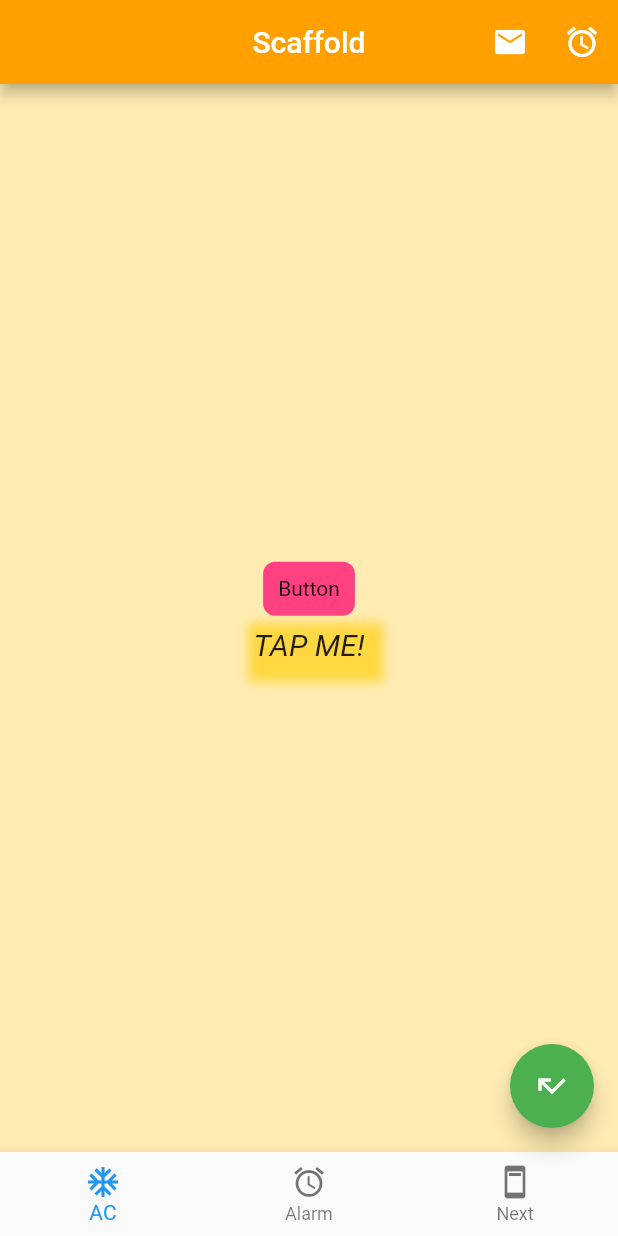
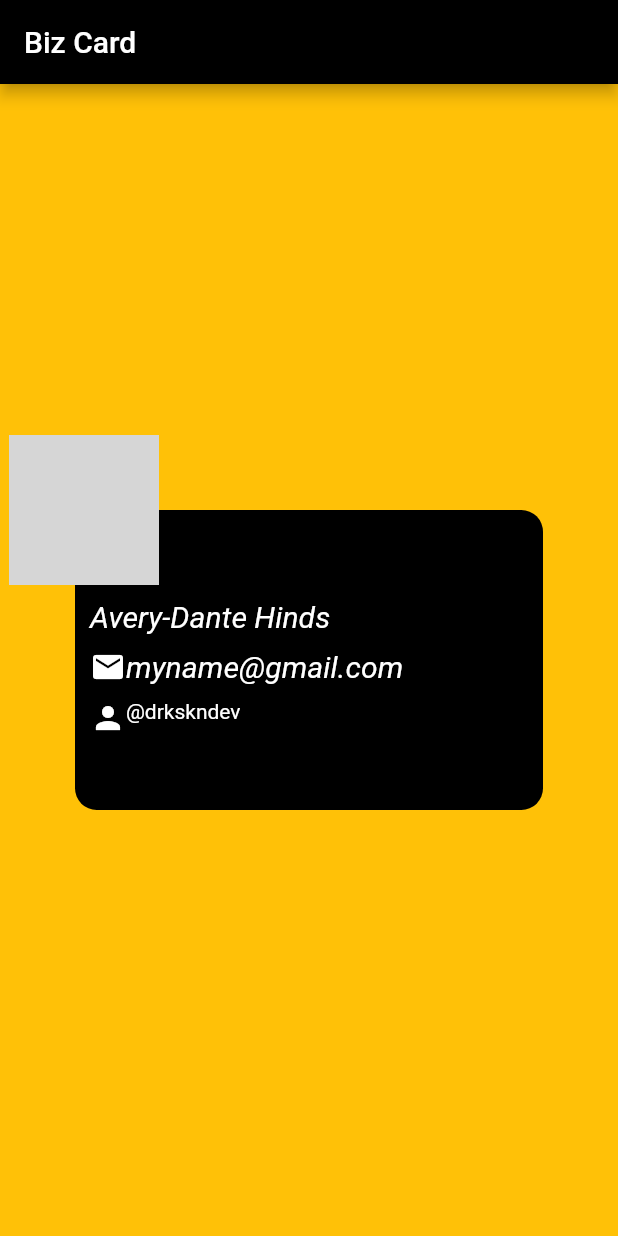
Before and after one commit to thelovesmith/DartAndFLutter, a Flutter app: the screen it shows after launch, on a phone screen of 412 x 824 dp. Run offline on Flutter 3.47's test engine with Material 2 defaults, Android fonts, the phone set to English and light mode, and no system bars; network calls fail; grey boxes are pictures that could not be loaded.

Commit message:
biz card

```diff
--- a/firstFlutterApp/lib/main.dart
+++ b/firstFlutterApp/lib/main.dart
@@ -1,10 +1,11 @@
+import 'package:firstFlutterApp/ui/bizCard.dart';
 import 'package:flutter/material.dart';
 
 import 'ui/home.dart';
 
 // void main() => runApp(ScaffoldExamle());
 
-void main() => runApp(new MaterialApp(home: ScaffoldExample()));
+void main() => runApp(new MaterialApp(home: BizCard()));
 
 //Material Design emulates the emotion, motion, and shadows that mimic real life exeperience interacting with real onjects.
 //It's a concetual piece of paper on which the UI appears
--- /dev/null
+++ b/firstFlutterApp/lib/ui/bizCard.dart
@@ -0,0 +1,98 @@
+import 'package:flutter/material.dart';
+import 'package:flutter/rendering.dart';
+
+class BizCard extends StatelessWidget {
+  @override
+  Widget build(BuildContext context) {
+    return Scaffold(
+      appBar: AppBar(
+        title: Text("Biz Card"),
+        backgroundColor: Colors.black,
+        centerTitle: false,
+      ),
+      backgroundColor: Colors.amber,
+      body: Container(
+        alignment: Alignment.center,
+        child: Stack(
+          alignment: Alignment.topCenter,
+          children: [_getCard(), _getAvater()],
+        ),
+      ),
+    );
+  }
+
+  Container _getCard() {
+    return Container(
+      width: 350,
+      height: 200,
+      margin: EdgeInsets.fromLTRB(50, 50, 50, 50),
+      decoration: BoxDecoration(
+        color: Colors.black,
+        borderRadius: BorderRadius.circular(14.5),
+      ),
+      child: Column(
+        mainAxisAlignment: MainAxisAlignment.center,
+        crossAxisAlignment: CrossAxisAlignment.start,
+        children: [
+          Padding(
+            padding: const EdgeInsets.fromLTRB(10.0, 20, 0, 10),
+            child: Text("Avery-Dante Hinds",
+                style: TextStyle(
+                    color: Colors.white,
+                    fontSize: 20,
+                    fontStyle: FontStyle.italic)),
+          ),
+          Padding(
+            padding: const EdgeInsets.fromLTRB(10.0, 0, 0, 10),
+            child: Row(
+              children: [
+                Icon(
+                  Icons.mail,
+                  color: Colors.white,
+                ),
+                Text("myname@gmail.com",
+                    style: TextStyle(
+                        color: Colors.white,
+                        fontSize: 20,
+                        fontStyle: FontStyle.italic)),
+              ],
+            ),
+          ),
+          Padding(
+            padding: const EdgeInsets.fromLTRB(10.0, 0.0, 0, 10),
+            child: Row(
+              mainAxisAlignment: MainAxisAlignment.start,
+              crossAxisAlignment: CrossAxisAlignment.start,
+              children: [
+                Icon(
+                  Icons.person,
+                  color: Colors.white,
+                ),
+                Text(
+                  '@drkskndev',
+                  style: TextStyle(color: Colors.white),
+                )
+              ],
+            ),
+          )
+        ],
+      ),
+    );
+  }
+
+  Container _getAvater() {
+    return Container(
+      width: 100,
+      height: 100,
+      margin: EdgeInsets.fromLTRB(0, 0, 300, 0),
+      decoration: BoxDecoration(
+          color: Colors.white,
+          borderRadius: BorderRadius.all(Radius.circular(100)),
+          border: Border.all(width: 1.5, color: Colors.white),
+          image: DecorationImage(
+            image: NetworkImage("https://picsum.photos/300/300"),
+            fit: BoxFit.cover,
+          )),
+    );
+  }
+}
```
